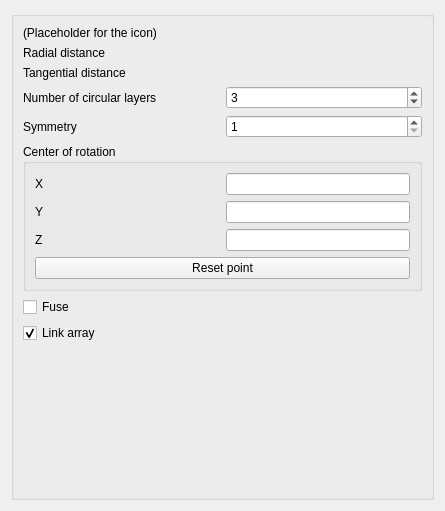
southseact-3d/fcd, file src/Mod/Draft/Resources/ui/TaskPanel_CircularArray.ui: the form before one commit.
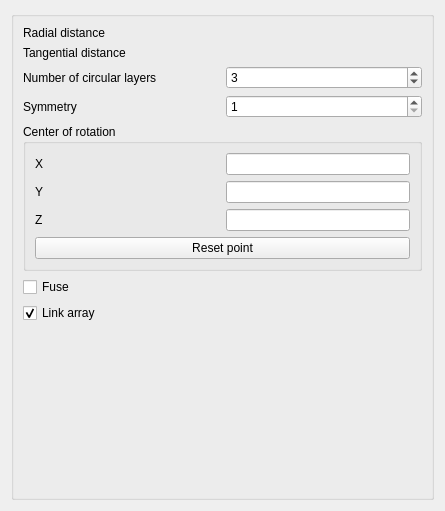
The form after the commit. Custom widgets are drawn as their Qt base class.

```diff
--- a/src/Mod/Draft/Resources/ui/TaskPanel_CircularArray.ui
+++ b/src/Mod/Draft/Resources/ui/TaskPanel_CircularArray.ui
@@ -26,7 +26,7 @@
    <string>Circular array</string>
   </property>
   <layout class="QGridLayout" name="gridLayout_3">
-   <item row="1" column="0">
+   <item row="0" column="0">
     <widget class="QGroupBox" name="main_group">
      <property name="sizePolicy">
       <sizepolicy hsizetype="Preferred" vsizetype="Minimum">
@@ -39,13 +39,6 @@
      </property>
      <layout class="QGridLayout" name="gridLayout_4">
       <item row="0" column="0">
-       <widget class="QLabel" name="label_icon">
-        <property name="text">
-         <string notr="true">(Placeholder for the icon)</string>
-        </property>
-       </widget>
-      </item>
-     <item row="1" column="0">
        <layout class="QGridLayout" name="grid_values">
         <item row="0" column="0">
          <widget class="QLabel" name="label_r_distance">
@@ -148,7 +141,7 @@
         </item>
         </layout>
       </item>
-      <item row="5" column="0">
+      <item row="1" column="0">
        <widget class="QGroupBox" name="group_center">
         <property name="toolTip">
          <string>The coordinates of the point through which the axis of rotation passes.
@@ -235,7 +228,7 @@
         </layout>
        </widget>
       </item>
-      <item row="6" column="0">
+      <item row="2" column="0">
        <layout class="QVBoxLayout" name="vertical_layout">
         <item>
          <widget class="QCheckBox" name="checkbox_fuse">
@@ -264,7 +257,7 @@
         </item>
        </layout>
       </item>
-      <item row="9" column="0">
+      <item row="3" column="0">
        <spacer name="verticalSpacer">
         <property name="orientation">
          <enum>Qt::Vertical</enum>
```
Left out of the diff: 14 changed lines with no effect on the pictures.
